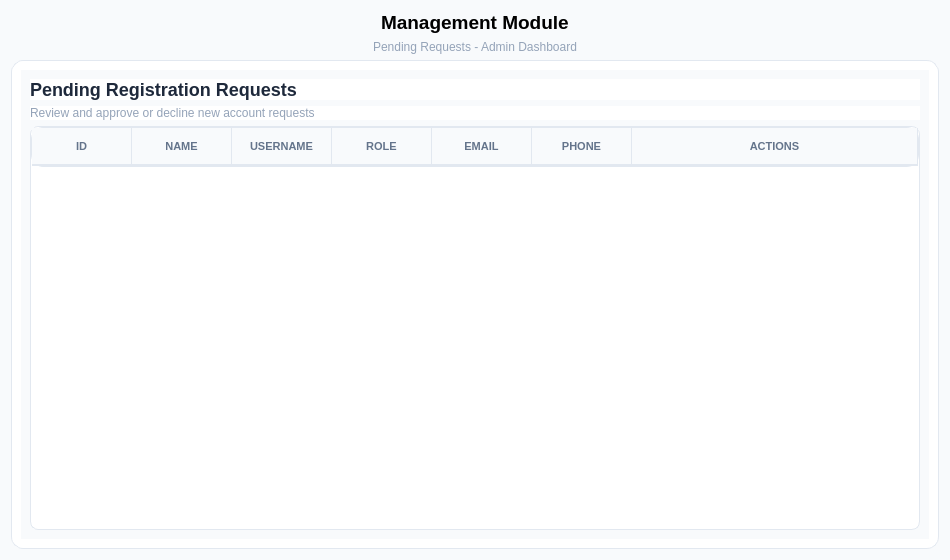
First picture: the form in ui/pending.ui, repository kriitikat/Sajilo-Bazarr, before the edit.
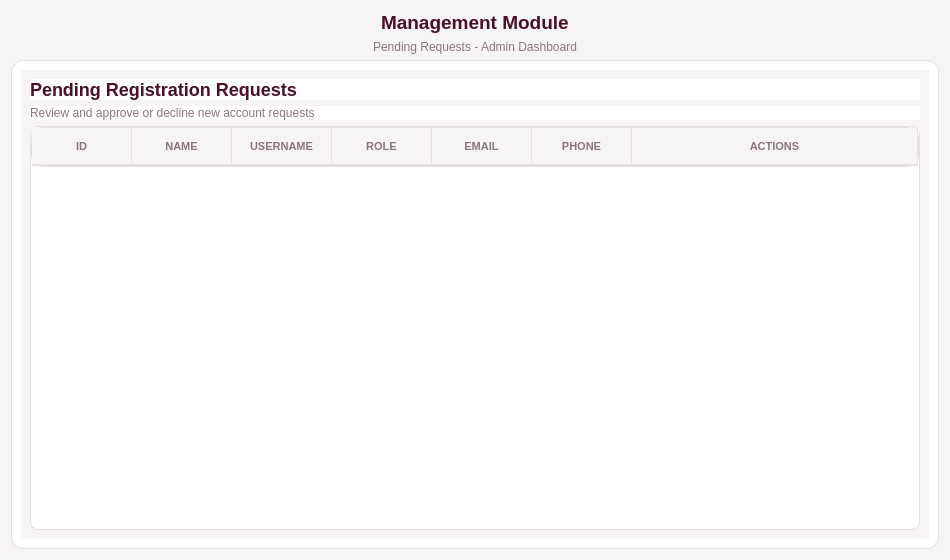
Second picture: the form after the edit.

Diff of the .ui file:
```diff
--- a/ui/pending.ui
+++ b/ui/pending.ui
@@ -28,7 +28,7 @@
   </property>
   <property name="styleSheet">
    <string notr="true">QWidget {
-    background-color: #f8fafc;
+    background-color: #F7F4F5;
     font-family: 'Segoe UI';
 }
 
@@ -47,7 +47,7 @@
    cell widgets from previous table reloads show through as "ghosted"
    duplicate buttons. */
 QPushButton[actionRole="approve"] {
-    background-color: #16a34a;
+    background-color: #A64D6E;
     border: none;
     border-radius: 6px;
     padding: 4px 10px;
@@ -60,7 +60,7 @@
 }
 
 QPushButton[actionRole="decline"] {
-    background-color: #dc2626;
+    background-color: #8B0000;
     border: none;
     border-radius: 6px;
     padding: 4px 10px;
@@ -89,7 +89,7 @@
       </font>
      </property>
      <property name="styleSheet">
-      <string notr="true">color: black;</string>
+      <string notr="true">color: #4A0F2B;</string>
      </property>
      <property name="frameShape">
       <enum>QFrame::Shape::NoFrame</enum>
@@ -120,7 +120,7 @@
      <property name="styleSheet">
       <string notr="true">QLabel {
     font-size: 12px;
-    color: #94a3b8;
+    color: #8A7580;
     border: none;
 }</string>
      </property>
@@ -134,7 +134,7 @@
      <property name="styleSheet">
       <string notr="true">QFrame {
     background-color: #ffffff;
-    border: 1px solid #e2e8f0;
+    border: 1px solid #E6DEE1;
     border-radius: 12px;
 }</string>
      </property>
@@ -161,7 +161,7 @@
             <string notr="true">QLabel {
     font-size: 18px;
     font-weight: bold;
-    color: #1e293b;
+    color: #4A0F2B;
     border: none;
 }</string>
            </property>
@@ -175,7 +175,7 @@
            <property name="styleSheet">
             <string notr="true">QLabel {
     font-size: 12px;
-    color: #94a3b8;
+    color: #8A7580;
     border: none;
 }</string>
            </property>
@@ -188,34 +188,34 @@
           <widget class="QTableWidget" name="pendingTable">
            <property name="styleSheet">
             <string notr="true">QTableWidget {
-    border: 1px solid #e2e8f0;
+    border: 1px solid #E6DEE1;
     border-radius: 8px;
     background-color: #ffffff;
-    alternate-background-color: #f8fafc;
-    gridline-color: #f1f5f9;
+    alternate-background-color: #F7F4F5;
+    gridline-color: #F5EEF0;
     font-size: 13px;
 }
 
 QTableWidget::item {
     padding: 12px 8px;
-    border-bottom: 1px solid #f1f5f9;
-    color: #475569;
+    border-bottom: 1px solid #F5EEF0;
+    color: #6B5A63;
 }
 
 QTableWidget::item:selected {
-    background-color: #f0fdf4;
-    color: #1e293b;
+    background-color: #F3E6EC;
+    color: #4A0F2B;
 }
 
 QHeaderView::section {
-    background-color: #f8fafc;
-    color: #64748b;
+    background-color: #F7F4F5;
+    color: #8A7580;
     font-weight: bold;
     font-size: 11px;
     padding: 10px 8px;
     border: none;
-    border-bottom: 2px solid #e2e8f0;
-    border-right: 1px solid #e2e8f0;
+    border-bottom: 2px solid #E6DEE1;
+    border-right: 1px solid #E6DEE1;
     text-transform: uppercase;
 }</string>
            </property>
```
Left out of the diff: 4 changed lines with no effect on the pictures.
